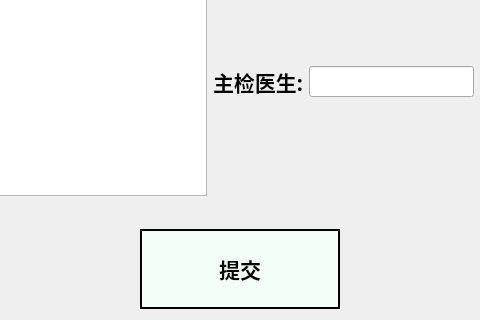
This is PEIS_Client/editmedicalexaminationreport.ui in ooohhhj/PEIS as Qt 5 draws it before an edit; both pictures show x 178 to 658 and y 351 to 671 of the 836 by 671 pixel window. The edited form follows.
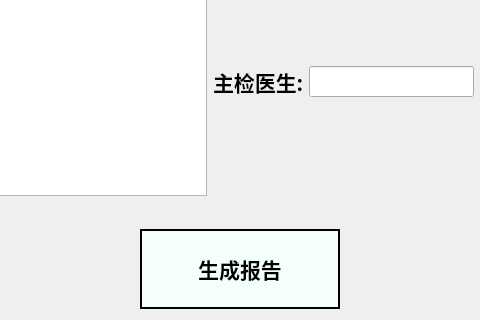
This is the edited form.

Commit message: 初步能生成体检报告v1.0

```diff
--- a/PEIS_Client/editmedicalexaminationreport.ui
+++ b/PEIS_Client/editmedicalexaminationreport.ui
@@ -936,7 +936,7 @@
 border: 2px solid black;</string>
          </property>
          <property name="text">
-          <string>提交</string>
+          <string>生成报告</string>
          </property>
         </widget>
        </item>
```
The commit also changes 14 other files.
